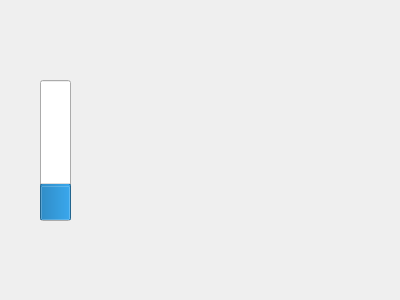
Qt form callingdialognumberpanel.ui (lanxiaziyi/ZNetCallClient) before a commit.
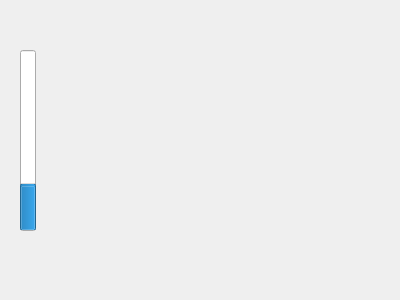
The same form after that commit.

What changed in the file:
```diff
--- a/callingdialognumberpanel.ui
+++ b/callingdialognumberpanel.ui
@@ -16,10 +16,10 @@
   <widget class="QProgressBar" name="progressBar">
    <property name="geometry">
     <rect>
-     <x>40</x>
-     <y>80</y>
-     <width>31</width>
-     <height>141</height>
+     <x>20</x>
+     <y>50</y>
+     <width>16</width>
+     <height>181</height>
     </rect>
    </property>
    <property name="value">
```
